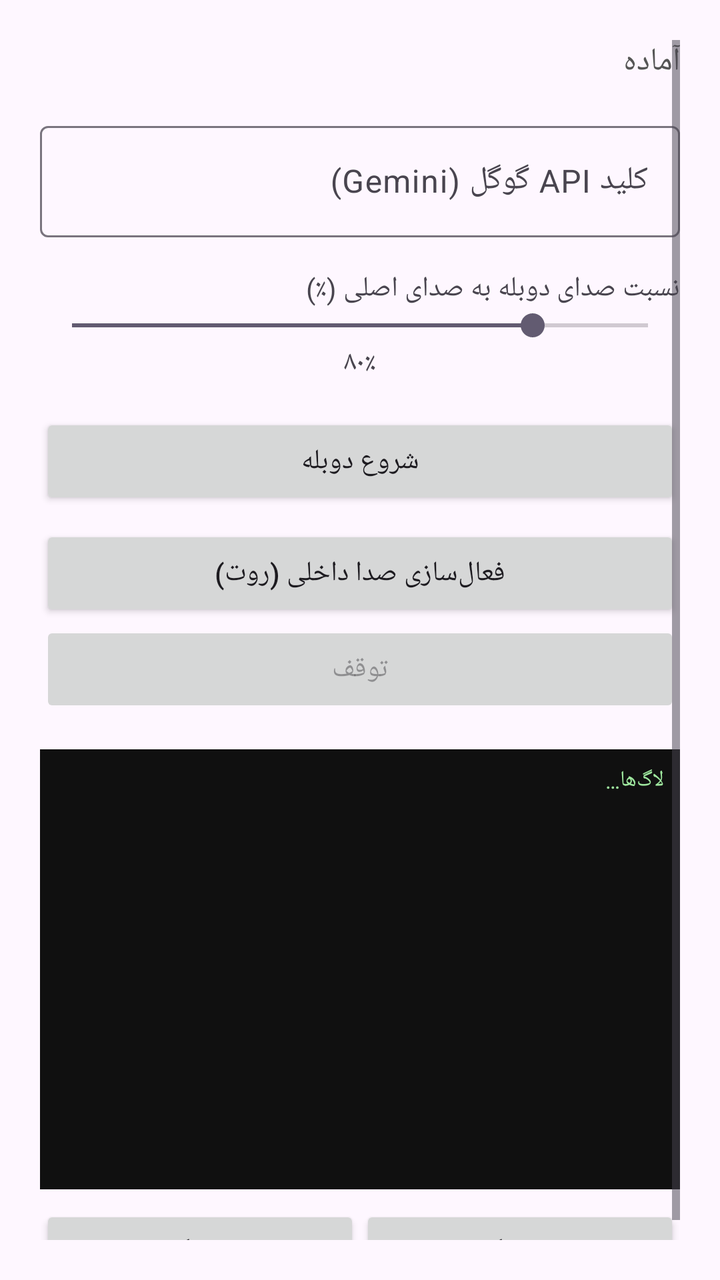
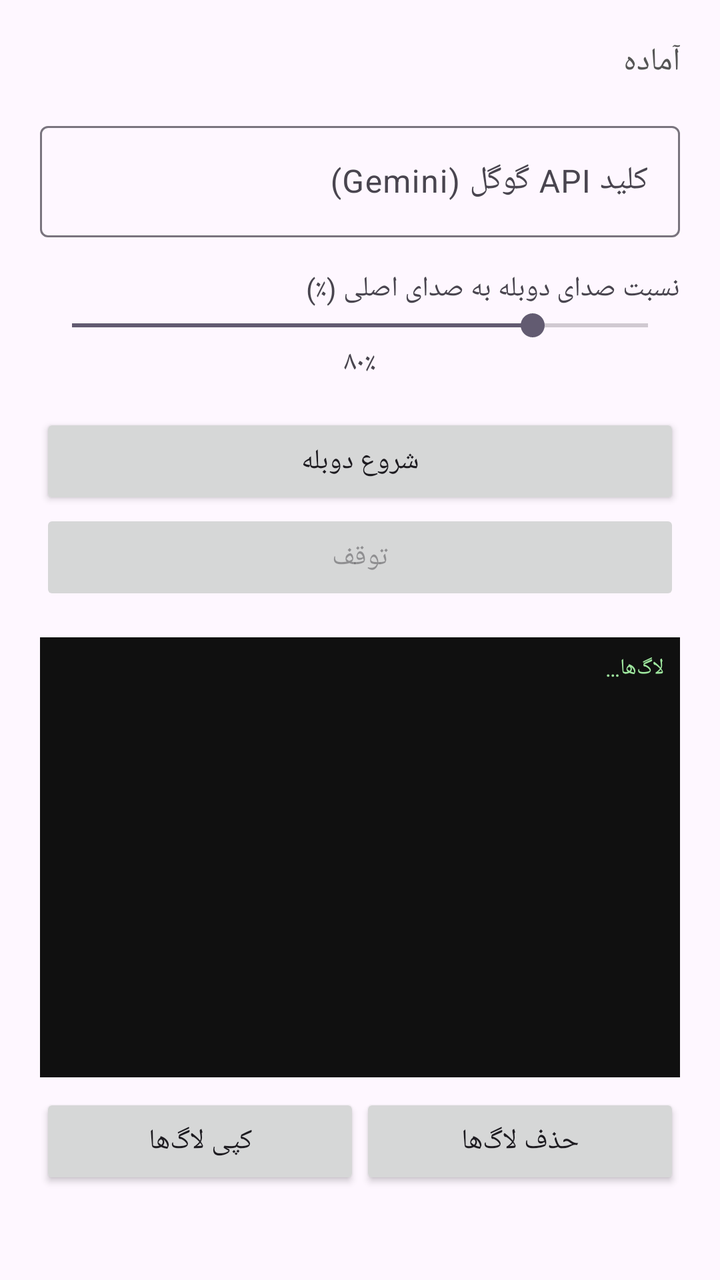

Compare the two renders of this Android layout. The source of the first and the diff that turns it into the second are given below.
<!-- AndroidManifest.xml: application theme Theme.LiveDub -->
<!-- res/layout/activity_main.xml -->
<?xml version="1.0" encoding="utf-8"?>
<ScrollView xmlns:android="http://schemas.android.com/apk/res/android"
    android:layout_width="match_parent"
    android:layout_height="match_parent"
    android:padding="20dp"
    android:fillViewport="true">

    <LinearLayout
        android:layout_width="match_parent"
        android:layout_height="wrap_content"
        android:orientation="vertical">

        <TextView
            android:id="@+id/statusText"
            android:layout_width="match_parent"
            android:layout_height="wrap_content"
            android:textSize="16sp"
            android:textColor="#555555"
            android:text="آماده" />

        <com.google.android.material.textfield.TextInputLayout
            android:layout_width="match_parent"
            android:layout_height="wrap_content"
            android:hint="کلید API گوگل (Gemini)"
            android:layout_marginTop="16dp">

            <com.google.android.material.textfield.TextInputEditText
                android:id="@+id/apiKeyInput"
                android:layout_width="match_parent"
                android:layout_height="wrap_content"
                android:inputType="textPassword"
                android:singleLine="true" />
        </com.google.android.material.textfield.TextInputLayout>

        <TextView
            android:layout_width="match_parent"
            android:layout_height="wrap_content"
            android:layout_marginTop="16dp"
            android:text="نسبت صدای دوبله به صدای اصلی (٪)" />

        <SeekBar
            android:id="@+id/dubVolumeBar"
            android:layout_width="match_parent"
            android:layout_height="wrap_content"
            android:max="100"
            android:progress="80" />

        <TextView
            android:id="@+id/volumeLabel"
            android:layout_width="match_parent"
            android:layout_height="wrap_content"
            android:text="۸۰٪"
            android:gravity="center" />

        <Button
            android:id="@+id/startBtn"
            android:layout_width="match_parent"
            android:layout_height="wrap_content"
            android:layout_marginTop="16dp"
            android:text="@string/start" />

        <Button
            android:id="@+id/rootBtn"
            android:layout_width="match_parent"
            android:layout_height="wrap_content"
            android:layout_marginTop="8dp"
            android:text="فعال‌سازی صدا داخلی (روت)" />

        <Button
            android:id="@+id/stopBtn"
            android:layout_width="match_parent"
            android:layout_height="wrap_content"
            android:enabled="false"
            android:text="@string/stop" />

        <TextView
            android:id="@+id/logText"
            android:layout_width="match_parent"
            android:layout_height="220dp"
            android:layout_marginTop="16dp"
            android:background="#101010"
            android:textColor="#9FE89F"
            android:textSize="11sp"
            android:padding="8dp"
            android:scrollbars="vertical"
            android:textIsSelectable="true"
            android:text="لاگ‌ها…" />

        <LinearLayout
            android:layout_width="match_parent"
            android:layout_height="wrap_content"
            android:orientation="horizontal"
            android:layout_marginTop="8dp">

            <Button
                android:id="@+id/copyLogBtn"
                android:layout_width="0dp"
                android:layout_weight="1"
                android:layout_height="wrap_content"
                android:text="کپی لاگ‌ها" />

            <Button
                android:id="@+id/clearLogBtn"
                android:layout_width="0dp"
                android:layout_weight="1"
                android:layout_height="wrap_content"
                android:text="حذف لاگ‌ها" />
        </LinearLayout>
    </LinearLayout>
</ScrollView>
<!-- resources referenced by this layout -->
<resources>
  <string name="start">شروع دوبله</string>
  <string name="stop">توقف</string>
  <style name="Theme.LiveDub" parent="Theme.Material3.DayNight.NoActionBar">
          <item name="colorPrimary">#6750A4</item>
      </style>
</resources>

<!-- the commit's change to res/layout/activity_main.xml (unified diff, before → after) -->
@@ -60,13 +60,6 @@
             android:text="@string/start" />
 
         <Button
-            android:id="@+id/rootBtn"
-            android:layout_width="match_parent"
-            android:layout_height="wrap_content"
-            android:layout_marginTop="8dp"
-            android:text="فعال‌سازی صدا داخلی (روت)" />
-
-        <Button
             android:id="@+id/stopBtn"
             android:layout_width="match_parent"
             android:layout_height="wrap_content"
